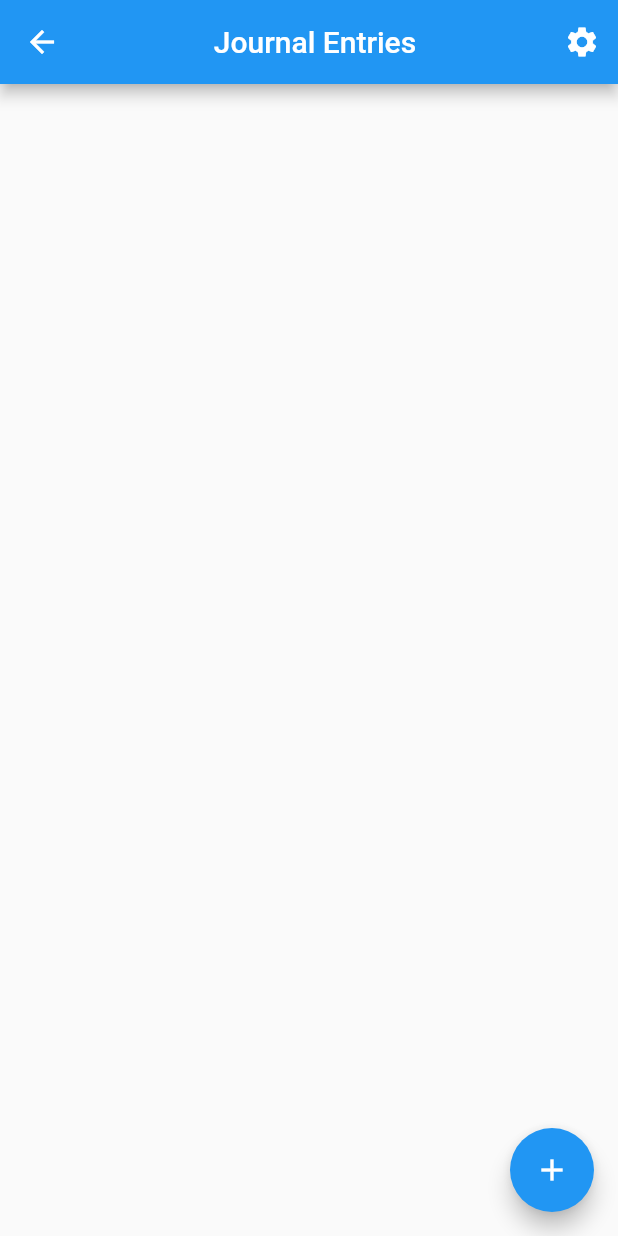
After one commit to tjprange/journal, a Flutter app: the JournalEntriesScreen screen opened by its route, on a phone screen of 412 x 824 dp. The commit adds this screen. Run offline on Flutter 3.47's test engine with Material 2 defaults, Android fonts, the phone set to English and light mode, and no system bars.

Commit message:
new features

```diff
--- a/lib/app.dart
+++ b/lib/app.dart
@@ -29,33 +29,35 @@ import 'screens/welcome_screen.dart';
 // }
 
 class MyApp extends StatefulWidget {
-  static bool isDark = false;
-  bool get getIsDark => isDark;
-
-  @override
-  _MyAppState createState() => _MyAppState();
-}
-
-class _MyAppState extends State<MyApp> {
-
-  void updateTheme() {
-    setState(() {
-      MyApp.isDark = !MyApp.isDark;
-    });
-  }
-
   static final routes = {
-    '/': (context) => WelcomeScreen(/*isDark: isDark*/ /*updateTheme: updateTheme,*/),
+    '/': (context) =>
+        WelcomeScreen(/*isDark: isDark*/ /*updateTheme: updateTheme*/),
     'one_entry': (context) => JournalEntryScreen(),
     'new_entry': (context) => NewEntryScreen(),
     'all_entry': (context) => JournalEntriesScreen()
   };
 
-  void initState() {
-    super.initState();
-    //isDark = !isDark;
-    //isDark = false;
+  @override
+  MyAppState createState() => MyAppState();
+}
+
+class MyAppState extends State<MyApp> {
+  bool isDark = false;
+  bool get getIsDark => isDark;
+
+  List<JournalEntry> entries = [];
+
+  void updateTheme() {
+    setState(() {
+      isDark = !isDark;
+    });
   }
+
+  // void initState() {
+  //   super.initState();
+  //   //isDark = !isDark;
+  //   //isDark = false;
+  // }
 
   // ThemeData _getTheme() {
   //   //print(MyApp.isDark);
@@ -70,10 +72,8 @@ class _MyAppState extends State<MyApp> {
   Widget build(BuildContext context) {
     return MaterialApp(
       //title: 'Flutter Demo',
-      theme: /*_getTheme()*/ MyApp.isDark
-          ? ThemeData.dark()
-          : ThemeData.light(),
-      routes: routes,
+      theme: /*_getTheme()*/ isDark ? ThemeData.dark() : ThemeData.light(),
+      routes: MyApp.routes,
     );
   }
 }
--- /dev/null
+++ b/lib/components/entry_scroll_list.dart
@@ -0,0 +1,26 @@
+import 'package:flutter/material.dart';
+import 'package:journal/app.dart';
+
+class EntryScrollList extends StatefulWidget {
+  @override
+  _EntryScrollListState createState() => _EntryScrollListState();
+}
+
+class _EntryScrollListState extends State<EntryScrollList> {
+  //final items = List<Map> .generate(, (index) => null)
+
+  @override
+  Widget build(BuildContext context) {
+    MyAppState appState = context.findAncestorStateOfType<MyAppState>();
+    int listSize = appState.entries.length;
+
+    return ListView.builder(
+      itemCount: listSize,
+      itemBuilder: (context, index) {
+        return ListTile(
+            title: Text(appState.entries[index].body),
+            subtitle: Text(appState.entries[index].date.toString()));
+      },
+    );
+  }
+}
--- a/lib/models/journal_entry.dart
+++ b/lib/models/journal_entry.dart
@@ -1,7 +1,9 @@
 class JournalEntry {
-  // TO DO: Build constructor???
+
+  JournalEntry({this.title, this.body, this.rating, this.date});
+
   String title;
   String body;
-  String rating;
+  int rating;
   DateTime date;
 }
--- a/lib/screens/journal_entries_screen.dart
+++ b/lib/screens/journal_entries_screen.dart
@@ -1,8 +1,44 @@
 import 'package:flutter/material.dart';
+import 'package:journal/components/drawer_widget.dart';
+import 'package:journal/components/entry_scroll_list.dart';
 
-class JournalEntriesScreen extends StatelessWidget {
+class JournalEntriesScreen extends StatefulWidget {
+  @override
+  _JournalEntriesScreenState createState() => _JournalEntriesScreenState();
+}
+
+class _JournalEntriesScreenState extends State<JournalEntriesScreen> {
+  final GlobalKey<ScaffoldState> _scaffoldKey = GlobalKey<ScaffoldState>();
+
+  void _openEndDrawer() {
+    _scaffoldKey.currentState.openEndDrawer();
+  }
+
   @override
   Widget build(BuildContext context) {
-    return Text('Journal Entries Screen');
+    return Scaffold(
+        key: _scaffoldKey,
+        appBar: AppBar(
+          title: Center(child: Text('Journal Entries')),
+          actions: <Widget>[
+            IconButton(
+              icon: Icon(
+                Icons.settings,
+                color: Colors.white,
+              ),
+              onPressed: () {
+                _openEndDrawer();
+              },
+            )
+          ],
+        ),
+        body: EntryScrollList(),
+        endDrawer: DrawerWidget(),
+        floatingActionButton: FloatingActionButton(
+          onPressed: () {
+            Navigator.pushNamed(context, 'new_entry');
+          },
+          child: Icon(Icons.add),
+        ));
   }
 }
```
Also changed, not shown: lib/components/drawer_widget.dart (+5 -2 lines), lib/screens/welcome_screen.dart (+2 -64 lines), lib/widgets/journal_form.dart (+30 -4 lines), lib/widgets/textformfield_widget.dart (+4 -4 lines).
